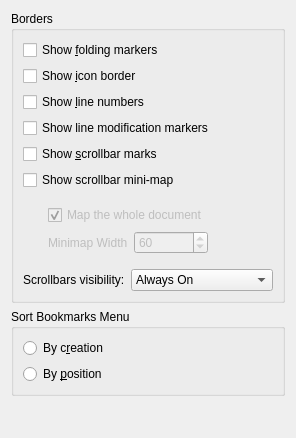
This is src/dialogs/bordersappearanceconfigwidget.ui in KDE/ktexteditor as Qt 5 draws it before an edit. The edited form follows.
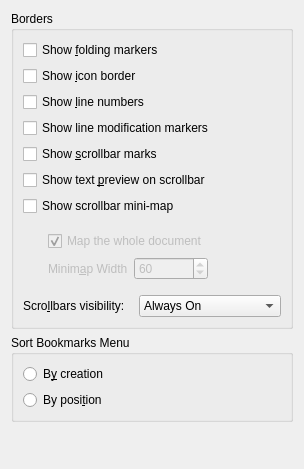
This is the edited form.

Commit message:
New feature: Show text preview when hovering over the scrollbar
If enabled in the options, the KTextEditor KPart now shows a preview
of the text when the mouse hovers over the scrollbar. The feature is
available both when the minimap is used and also when the standard
scrollbar is used. The text preview is only visible when vertical
scrolling is possible.

This feature is ON by default. To ensure this feature is off, the
ConfigInterface of the View can be used through the config key
"scrollbar-preview" of type bool.

Demo: https://kate-editor.org/?p=3914

```diff
--- a/src/dialogs/bordersappearanceconfigwidget.ui
+++ b/src/dialogs/bordersappearanceconfigwidget.ui
@@ -2,6 +2,14 @@
 <ui version="4.0">
  <class>BordersAppearanceConfigWidget</class>
  <widget class="QWidget" name="BordersAppearanceConfigWidget">
+  <property name="geometry">
+   <rect>
+    <x>0</x>
+    <y>0</y>
+    <width>304</width>
+    <height>469</height>
+   </rect>
+  </property>
   <layout class="QVBoxLayout" name="verticalLayout">
    <item>
     <widget class="QGroupBox" name="gbBorders">
@@ -59,6 +67,16 @@
         </property>
        </widget>
       </item>
+      <item>
+       <widget class="QCheckBox" name="chkScrollbarPreview">
+        <property name="whatsThis">
+         <string>&lt;p&gt;If this option is checked, hovering over the vertical scrollbar will show a preview of the text.&lt;/p&gt;</string>
+        </property>
+        <property name="text">
+         <string>Show text &amp;preview on scrollbar</string>
+        </property>
+       </widget>
+      </item>
       <item>
        <widget class="QCheckBox" name="chkScrollbarMiniMap">
         <property name="whatsThis">
@@ -94,7 +112,7 @@
          <item row="1" column="1">
           <widget class="QLabel" name="labelMiniMapWidth">
            <property name="text">
-            <string>Minimap Width</string>
+            <string>Minim&amp;ap Width</string>
            </property>
            <property name="buddy">
             <cstring>spBoxMiniMapWidth</cstring>
@@ -154,7 +172,7 @@
         <item>
          <widget class="QLabel" name="lblShowScrollbars">
           <property name="text">
-           <string>Scrollbars visibility:</string>
+           <string>Scro&amp;llbars visibility:</string>
           </property>
           <property name="buddy">
            <cstring>cmbShowScrollbars</cstring>
@@ -200,7 +218,7 @@
          <string>Each new bookmark will be added to the bottom, independently from where it is placed in the document.</string>
         </property>
         <property name="text">
-         <string>By c&amp;reation</string>
+         <string>B&amp;y creation</string>
         </property>
        </widget>
       </item>
@@ -210,7 +228,7 @@
          <string>The bookmarks will be ordered by the line numbers they are placed at.</string>
         </property>
         <property name="text">
-         <string>By &amp;position</string>
+         <string>By posi&amp;tion</string>
         </property>
        </widget>
       </item>
```
The commit also changes 12 other files.
